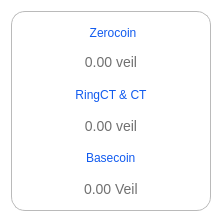
Veil-Project/veil, file src/qt/veil/forms/tooltipbalance.ui: the form before one commit.
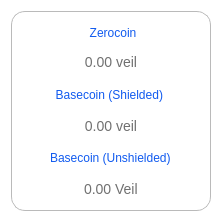
The form after the commit. Icons and pictures are not drawn.

Commit message:
Removed RingCT from the balance tooltip
To avoid potential confusion (which I've already seen within our own team members) that there are three coins (or states) in Veil, and to continue with the consistent presentation in all our documentation that the network supports "zerocoins" and "basecoins"

```diff
--- a/src/qt/veil/forms/tooltipbalance.ui
+++ b/src/qt/veil/forms/tooltipbalance.ui
@@ -134,7 +134,7 @@
 text-align:center;</string>
         </property>
         <property name="text">
-         <string>RingCT &amp; CT</string>
+         <string>Basecoin (Shielded) </string>
         </property>
         <property name="alignment">
          <set>Qt::AlignCenter</set>
@@ -164,7 +164,7 @@
 text-align:center;</string>
         </property>
         <property name="text">
-         <string>Basecoin</string>
+         <string>Basecoin (Unshielded)</string>
         </property>
        </widget>
       </item>
```
